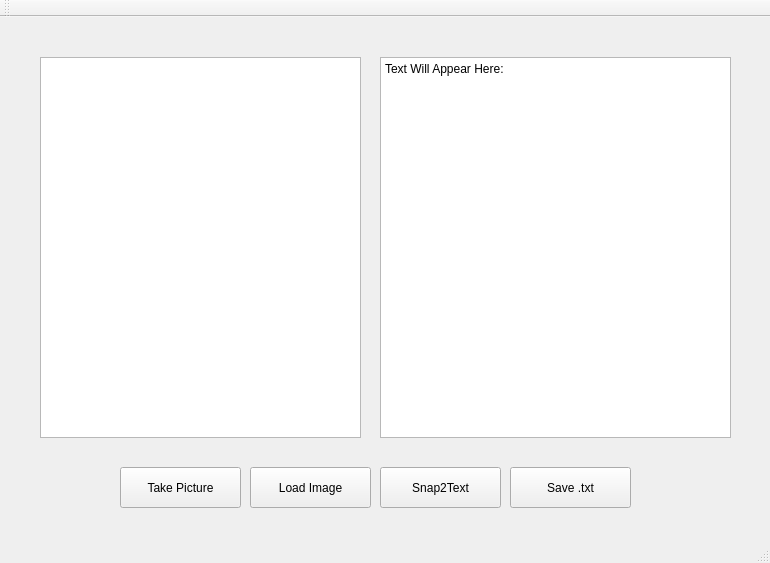
Above: GUI/mainwindow.ui from hkl123/gui-in-progress before the change. Below: the same form after it.
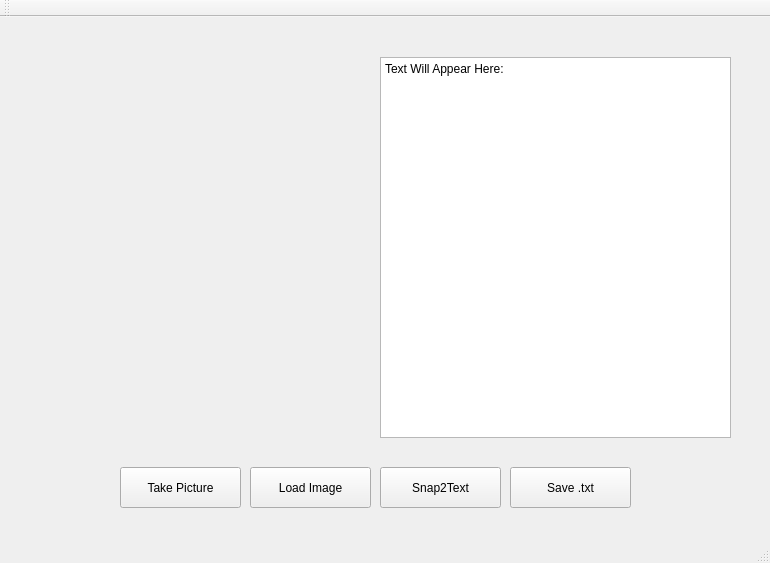
That is the form after the change.

Patch:
```diff
--- a/GUI/mainwindow.ui
+++ b/GUI/mainwindow.ui
@@ -81,20 +81,18 @@
 </string>
     </property>
    </widget>
-   <widget class="QStackedWidget" name="view">
+   <widget class="QLabel" name="label">
     <property name="geometry">
      <rect>
-      <x>40</x>
+      <x>30</x>
       <y>40</y>
-      <width>321</width>
+      <width>291</width>
       <height>381</height>
      </rect>
     </property>
-    <property name="currentIndex">
-     <number>1</number>
+    <property name="text">
+     <string/>
     </property>
-    <widget class="QWidget" name="viewPage1"/>
-    <widget class="QGraphicsView" name="graphicsView"/>
    </widget>
   </widget>
   <widget class="QToolBar" name="mainToolBar">
```
